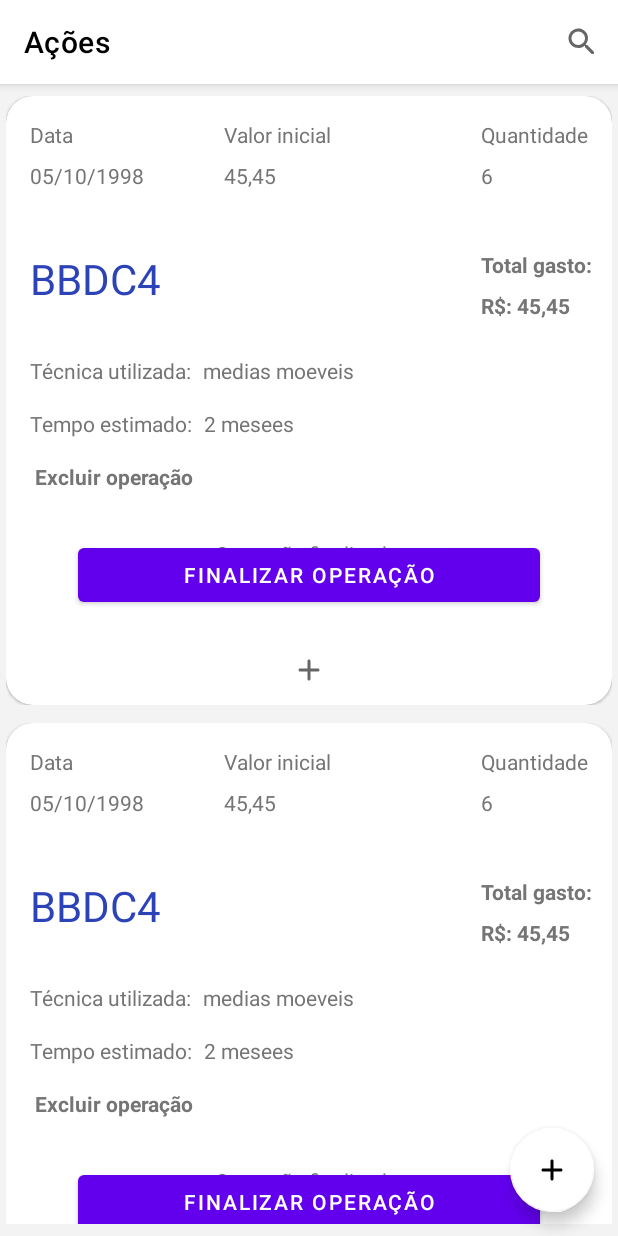
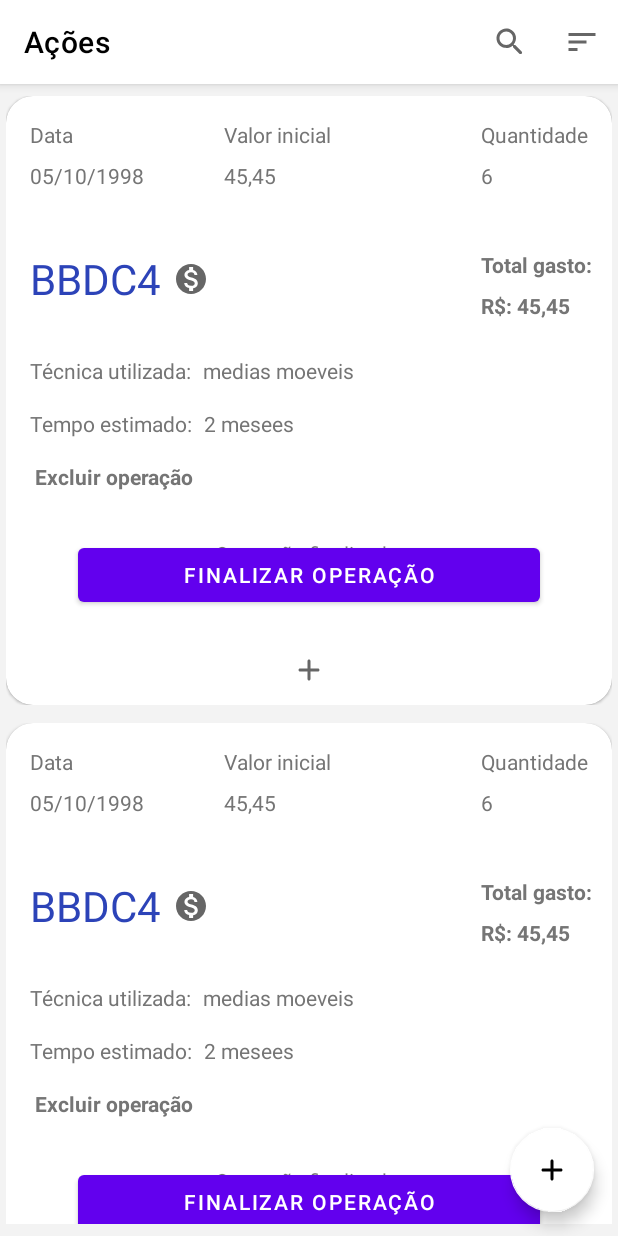
Before and after one commit to BacchoTerra/Finance_tracker, an Android app: the layout activity_stocks.xml on its own in the app's theme, with its tools: preview values and no code run, on a phone screen of 412 x 824 dp. Run offline under Robolectric (Android 15) with nearby library versions, the phone set to English and light mode, and no system bars.

Commit message:
StockDao now have more Queries, allowing the addition of filters.

```diff
--- /dev/null
+++ b/app/src/main/res/drawable/ic_baseline_monetization_on_24.xml
@@ -0,0 +1,10 @@
+<vector xmlns:android="http://schemas.android.com/apk/res/android"
+    android:width="24dp"
+    android:height="24dp"
+    android:viewportWidth="24"
+    android:viewportHeight="24"
+    android:tint="?attr/colorControlNormal">
+  <path
+      android:fillColor="@android:color/white"
+      android:pathData="M12,2C6.48,2 2,6.48 2,12s4.48,10 10,10 10,-4.48 10,-10S17.52,2 12,2zM13.41,18.09L13.41,20h-2.67v-1.93c-1.71,-0.36 -3.16,-1.46 -3.27,-3.4h1.96c0.1,1.05 0.82,1.87 2.65,1.87 1.96,0 2.4,-0.98 2.4,-1.59 0,-0.83 -0.44,-1.61 -2.67,-2.14 -2.48,-0.6 -4.18,-1.62 -4.18,-3.67 0,-1.72 1.39,-2.84 3.11,-3.21L10.74,4h2.67v1.95c1.86,0.45 2.79,1.86 2.85,3.39L14.3,9.34c-0.05,-1.11 -0.64,-1.87 -2.22,-1.87 -1.5,0 -2.4,0.68 -2.4,1.64 0,0.84 0.65,1.39 2.67,1.91s4.18,1.39 4.18,3.91c-0.01,1.83 -1.38,2.83 -3.12,3.16z"/>
+</vector>
--- /dev/null
+++ b/app/src/main/res/drawable/ic_baseline_sort_24.xml
@@ -0,0 +1,10 @@
+<vector xmlns:android="http://schemas.android.com/apk/res/android"
+    android:width="24dp"
+    android:height="24dp"
+    android:viewportWidth="24"
+    android:viewportHeight="24"
+    android:tint="?attr/colorControlNormal">
+  <path
+      android:fillColor="@android:color/white"
+      android:pathData="M3,18h6v-2L3,16v2zM3,6v2h18L21,6L3,6zM3,13h12v-2L3,11v2z"/>
+</vector>
--- a/app/src/main/res/layout/row_stock.xml
+++ b/app/src/main/res/layout/row_stock.xml
@@ -6,6 +6,8 @@
     android:layout_height="wrap_content"
     android:layout_marginHorizontal="4dp"
     android:layout_marginBottom="12dp">
+
+    <!--TODO: fazer um row para operaçes abertas e um para fechadas..no de fechadas vai mostrar de cara a data final, valor total inicial, e valor total final, profit e nome da açao. e ao expandir vai ser igual ao de abertas, so que vai ter valor inicial da açao, quantidade, e data de compra....a de operaçao aberta vai se manter do jeito que esta-->
 
     <com.google.android.material.card.MaterialCardView
         android:id="@+id/row_stock_baseCardView"
@@ -229,6 +231,18 @@
                 app:layout_constraintTop_toBottomOf="@+id/row_stock_constraintLayout_extra"
                 app:srcCompat="@drawable/ic_round_add_24" />
 
+            <ImageView
+                android:id="@+id/row_stock_imageMoney"
+                android:layout_width="wrap_content"
+                android:layout_height="wrap_content"
+                android:layout_marginStart="8dp"
+                android:visibility="gone"
+                tools:visibility="visible"
+                app:layout_constraintBottom_toBottomOf="@+id/row_stock_txt_sotck_name"
+                app:layout_constraintStart_toEndOf="@+id/row_stock_txt_sotck_name"
+                app:layout_constraintTop_toTopOf="@+id/row_stock_txt_sotck_name"
+                app:srcCompat="@drawable/ic_baseline_monetization_on_24" />
+
         </androidx.constraintlayout.widget.ConstraintLayout>
 
     </com.google.android.material.card.MaterialCardView>
--- a/app/src/main/res/menu/menu_toobar_search_icon.xml
+++ b/app/src/main/res/menu/menu_toobar_search_icon.xml
@@ -3,10 +3,41 @@
     xmlns:app="http://schemas.android.com/apk/res-auto">
 
     <item
-        android:id="@+id/menu_toobar_search_icon"
+        android:id="@+id/menu_toolbar_search_icon"
+        android:icon="@drawable/ic_round_search_24"
         android:title="@string/procurar"
-        android:icon="@drawable/ic_round_search_24"
-        app:showAsAction="always"
-        />
+        app:showAsAction="always" />
+
+    <item
+        android:id="@+id/menu_toolbar_sort"
+        android:icon="@drawable/ic_baseline_sort_24"
+        android:title="@string/filtrar"
+        app:showAsAction="always">
+
+        <menu>
+
+            <item
+                android:title="@string/todas_acoes"
+                android:id="@+id/menu_toolbar_all_stock"/>
+
+            <item
+                android:title="@string/pre_o_total_maior_menor"
+                android:id="@+id/menu_toolbar_total_price"/>
+
+            <item
+                android:title="@string/pre_o_a_o_maior_menor"
+                android:id="@+id/menu_toolbar_stock_price"/>
+
+            <item
+                android:title="@string/somente_finalizadas"
+                android:id="@+id/menu_toolbar_finalized"/>
+
+            <item
+                android:title="@string/somente_abertas"
+                android:id="@+id/menu_toolbar_opened"/>
+
+        </menu>
+
+    </item>
 
 </menu>
--- a/app/src/main/res/values/colors.xml
+++ b/app/src/main/res/values/colors.xml
@@ -21,6 +21,6 @@
 
     <color name="light_text_color">#757575</color>
 
-    <color name="profit_color">#70EF43</color>
-    <color name="deficit_color">#EF5350</color>
+    <color name="profit_color">#0f9c58</color>
+    <color name="deficit_color">#d60c3a</color>
 </resources>
--- a/app/src/main/res/values/strings.xml
+++ b/app/src/main/res/values/strings.xml
@@ -25,7 +25,7 @@
     <string name="ajuda">Ajuda</string>
     <string name="qual_a_sua_duvida">Qual a sua dúvida?</string>
     <string name="valor_inicial">Valor inicial</string>
-    <string name="money_symbol">R$:</string>
+    <string name="money_symbol">R$</string>
     <string name="t_cnica_utilizada">Técnica utilizada: </string>
     <string name="tempo_estimado">Tempo estimado:</string>
     <string name="finalizar_opera_o">Finalizar operação</string>
@@ -44,4 +44,11 @@
     <string name="finalizar">Finalizar</string>
     <string name="operacao_finalizada">Operação finalizada </string>
     <string name="insira_um_valor_valido">Insira um valor válido</string>
+    <string name="filtrar">Filtrar</string>
+    <string name="ordem_alfabetica">Ordem alfabetica</string>
+    <string name="pre_o_total_maior_menor">Preço total(maior-menor)</string>
+    <string name="pre_o_a_o_maior_menor">Preço ação (maior-menor)</string>
+    <string name="somente_finalizadas">Somente finalizadas</string>
+    <string name="somente_abertas">Somente abertas</string>
+    <string name="todas_acoes">Todas</string>
 </resources>
```
Also changed, not shown: app/src/main/java/com/bacchoterra/financetracker/adapter/StockAdapter.java (+52 -41 lines), app/src/main/java/com/bacchoterra/financetracker/dao/StockDao.java (+12 -0 lines), app/src/main/java/com/bacchoterra/financetracker/repository/StockRepository.java (+31 -2 lines), app/src/main/java/com/bacchoterra/financetracker/view/StocksActivity.java (+50 -16 lines), app/src/main/java/com/bacchoterra/financetracker/viewmodel/StockViewModel.java (+33 -3 lines).
